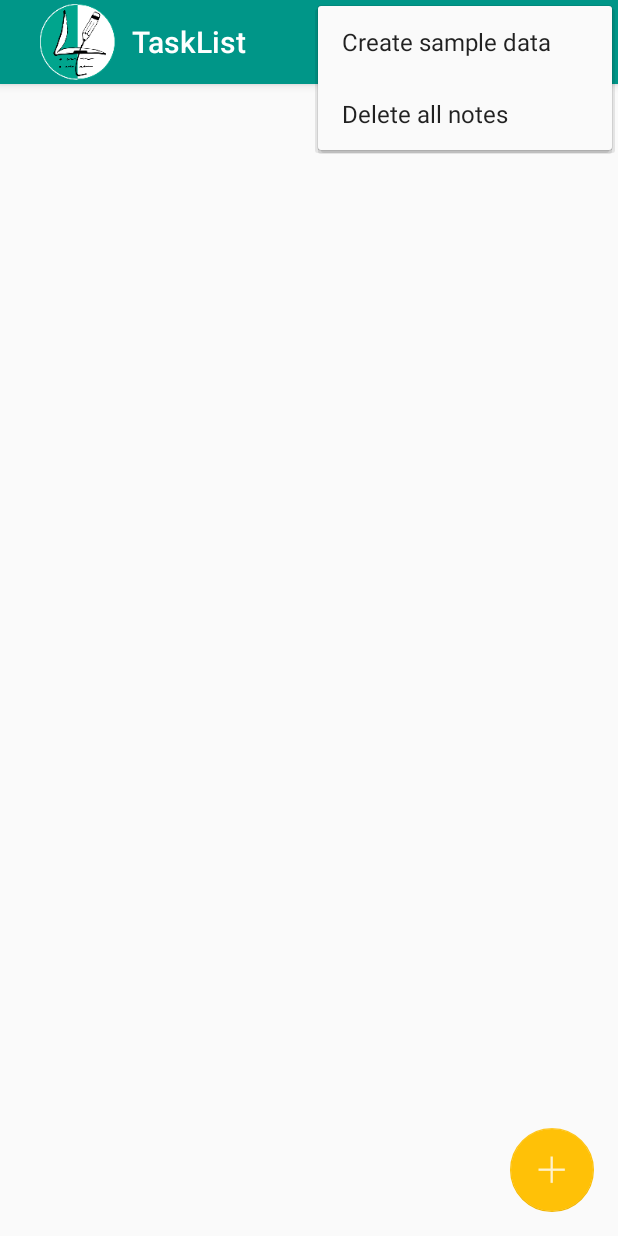
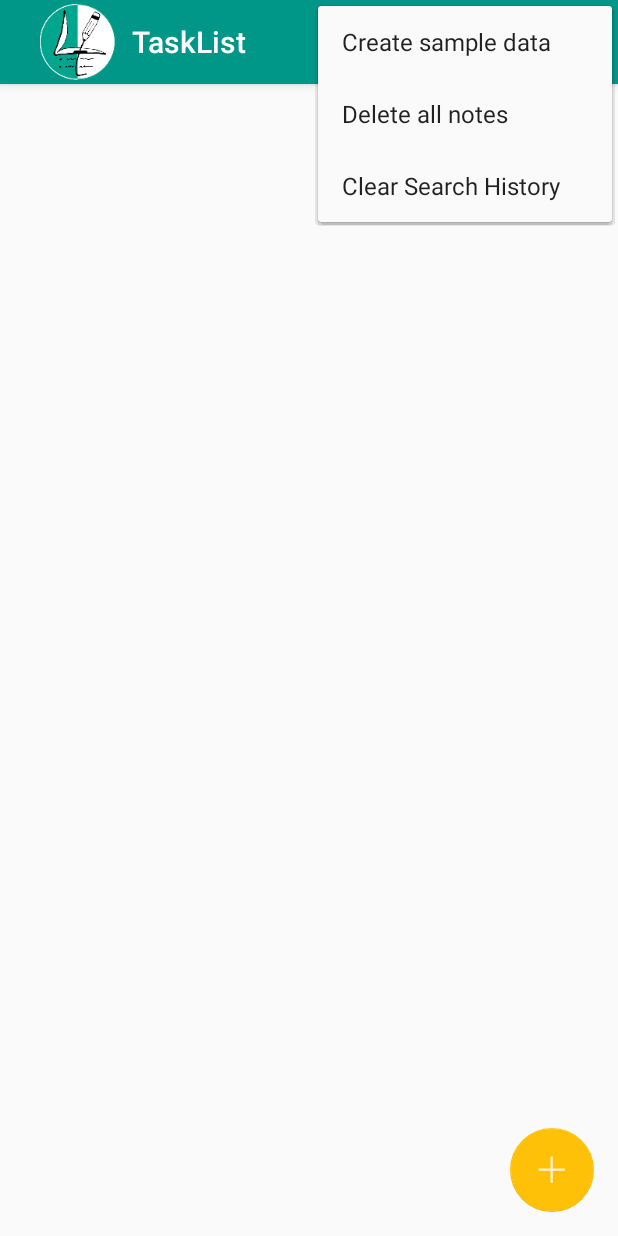
Before and after one commit to ZakAroui/TaskList, an Android app: the screen it shows after launch (MainActivity), with the options menu open, on a phone screen of 412 x 824 dp. Run offline under Robolectric (Android 15) with nearby library versions, the phone set to English and light mode, and no system bars.

Commit message:
added search clearing

```diff
--- a/app/src/main/res/menu/menu_main.xml
+++ b/app/src/main/res/menu/menu_main.xml
@@ -19,4 +19,9 @@
         android:orderInCategory="101"
         android:title="@string/delete_all_notes"
         app:showAsAction="never" />
+    <item
+        android:id="@+id/action_clear_history"
+        android:orderInCategory="101"
+        android:title="Clear Search History"
+        app:showAsAction="never" />
 </menu>
```
Also changed, not shown: app/src/main/java/com/ikazme/tasklist/MainActivity.java (+28 -21 lines).
